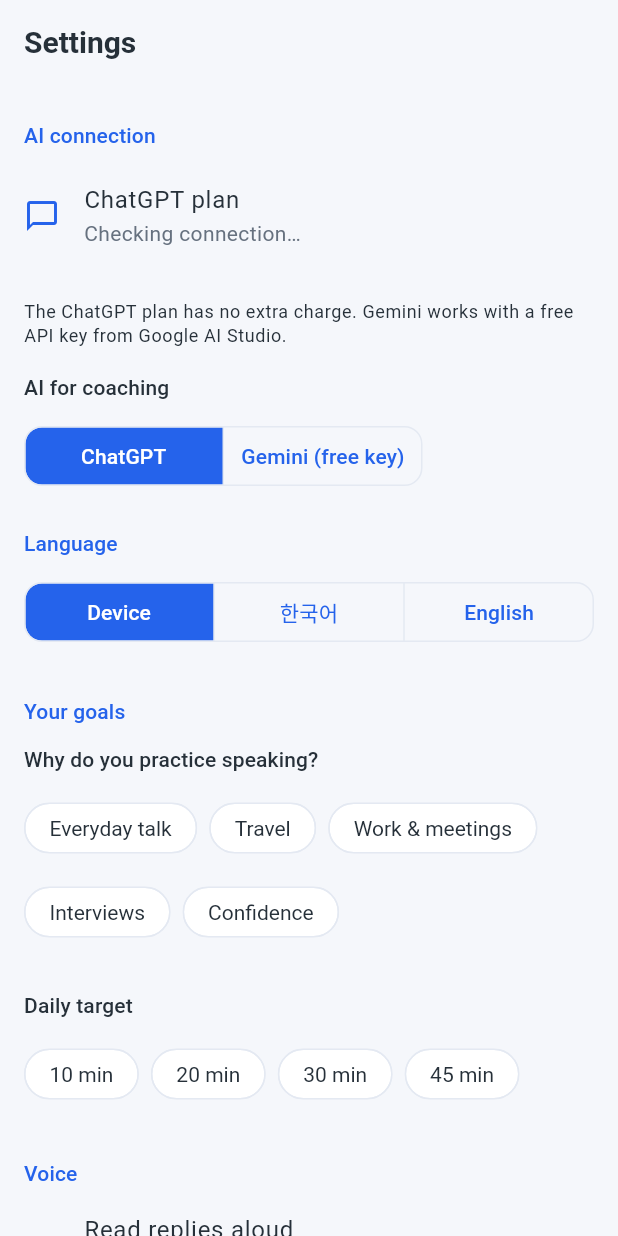
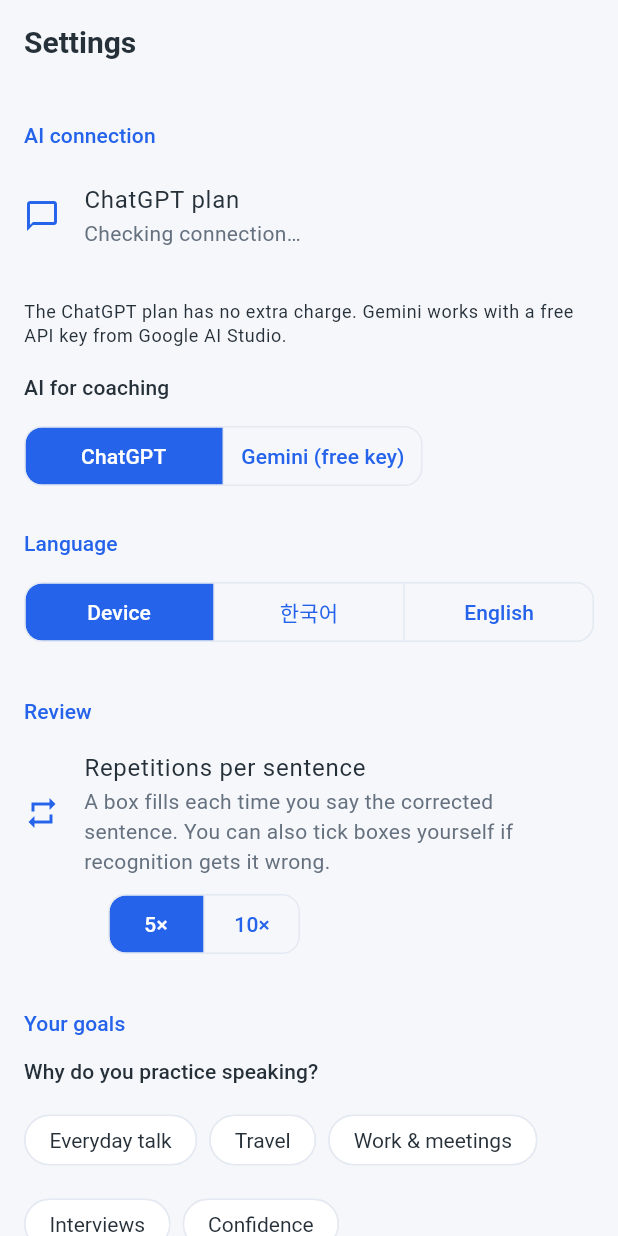
Before and after one commit to leejaegyung/eng-talk-, a Flutter app: the SettingsScreen screen opened by its route, on a phone screen of 412 x 824 dp. Run offline on Flutter 3.47's test engine with Material 3 defaults, Android fonts, the phone set to English and light mode, and no system bars; our stand-ins replace audioplayers, drift, drift_flutter, flutter_riverpod, flutter_secure_storage, flutter_tts and 4 more; missing offline and left inert: dart:js_interop, fetch_client, file_selector, record; accounts and stored records are empty; generated files the repository leaves out were written again.

Commit message:
feat: repeat each review sentence 5 or 10 times with check boxes
Co-Authored-By: Claude Opus 5.5 <noreply@anthropic.com>

```diff
--- a/apps/flutter_app/lib/app/l10n/app_en.arb
+++ b/apps/flutter_app/lib/app/l10n/app_en.arb
@@ -341,5 +341,12 @@
   "resultWordOrderNote": "Sentences with the wrong order come back in review to say in the right order. Tense and pronunciation aren't judged here.",
   "reviewKindWordOrder": "Word order",
   "practiceMatched": "You said it as corrected",
-  "practiceDiffers": "A little different. Look at the corrected sentence and try again?"
+  "practiceDiffers": "A little different. Look at the corrected sentence and try again?",
+  "settingsReviewSection": "Review",
+  "settingsReviewRepeats": "Repetitions per sentence",
+  "settingsReviewRepeatsNote": "A box fills each time you say the corrected sentence. You can also tick boxes yourself if recognition gets it wrong.",
+  "settingsRepeatTimes": "{count}×",
+  "reviewRepeatProgress": "Repeated {done}/{total}",
+  "reviewRepeatDone": "All repetitions done!",
+  "reviewRepeatBox": "Repetition {n}"
 }
--- a/apps/flutter_app/lib/app/l10n/gen/app_localizations.dart
+++ b/apps/flutter_app/lib/app/l10n/gen/app_localizations.dart
@@ -2149,6 +2149,48 @@ abstract class AppLocalizations {
   /// In ko, this message translates to:
   /// **'조금 달라요. 교정된 문장을 보고 다시 말해볼까요?'**
   String get practiceDiffers;
+
+  /// No description provided for @settingsReviewSection.
+  ///
+  /// In ko, this message translates to:
+  /// **'복습'**
+  String get settingsReviewSection;
+
+  /// No description provided for @settingsReviewRepeats.
+  ///
+  /// In ko, this message translates to:
+  /// **'문장마다 반복 횟수'**
+  String get settingsReviewRepeats;
+
+  /// No description provided for @settingsReviewRepeatsNote.
+  ///
+  /// In ko, this message translates to:
+  /// **'교정된 문장을 말한 횟수만큼 체크 박스가 채워져요. 인식이 틀려도 직접 눌러 체크할 수 있어요.'**
+  String get settingsReviewRepeatsNote;
+
+  /// No description provided for @settingsRepeatTimes.
+  ///
+  /// In ko, this message translates to:
+  /// **'{count}회'**
+  String settingsRepeatTimes(int count);
+
+  /// No description provided for @reviewRepeatProgress.
+  ///
+  /// In ko, this message translates to:
+  /// **'반복 {done}/{total}'**
+  String reviewRepeatProgress(int done, int total);
+
+  /// No description provided for @reviewRepeatDone.
+  ///
+  /// In ko, this message translates to:
+  /// **'반복 완료!'**
+  String get reviewRepeatDone;
+
+  /// No description provided for @reviewRepeatBox.
+  ///
+  /// In ko, this message translates to:
+  /// **'{n}번째 반복'**
+  String reviewRepeatBox(int n);
 }
 
 class _AppLocalizationsDelegate
--- a/apps/flutter_app/lib/domain/sessions/export.dart
+++ b/apps/flutter_app/lib/domain/sessions/export.dart
@@ -16,6 +16,7 @@ const backupSettingKeys = [
   'learner.level',
   'learner.goal',
   'learner.daily_minutes',
+  'review.repeats',
   'voice.speak_replies',
   'voice.hands_free',
   'voice.confirm_speech',
--- a/apps/flutter_app/lib/domain/settings/settings_store.dart
+++ b/apps/flutter_app/lib/domain/settings/settings_store.dart
@@ -29,6 +29,10 @@ abstract final class SettingKeys {
   /// [LearnerLevel] name; unset until the placement assessment (slice D).
   static const learnerLevel = 'learner.level';
 
+  /// Times each review sentence is repeated: one of [reviewRepeatOptions]
+  /// (unset = the first).
+  static const reviewRepeats = 'review.repeats';
+
   /// [AiChoice] name; unset = ChatGPT.
   static const aiProvider = 'ai.provider';
 
@@ -38,3 +42,5 @@ abstract final class SettingKeys {
   /// Daily practice target in minutes; unset = no target.
   static const dailyGoalMinutes = 'learner.daily_minutes';
 }
+
+const reviewRepeatOptions = [5, 10];
--- a/apps/flutter_app/lib/features/settings/settings_controller.dart
+++ b/apps/flutter_app/lib/features/settings/settings_controller.dart
@@ -25,6 +25,7 @@ final class SettingsState {
     this.handsFree = true,
     this.confirmSpeech = false,
     this.autoBargeIn = false,
+    this.reviewRepeats = 5,
     this.exportedTo,
     this.cleared = false,
     this.errorCount = 0,
@@ -43,6 +44,7 @@ final class SettingsState {
   final bool handsFree;
   final bool confirmSpeech;
   final bool autoBargeIn;
+  final int reviewRepeats;
 
   /// Where the last export was saved.
   final String? exportedTo;
@@ -66,6 +68,7 @@ final class SettingsState {
     bool? handsFree,
     bool? confirmSpeech,
     bool? autoBargeIn,
+    int? reviewRepeats,
     String? exportedTo,
     bool? cleared,
     int? errorCount,
@@ -82,6 +85,7 @@ final class SettingsState {
     handsFree: handsFree ?? this.handsFree,
     confirmSpeech: confirmSpeech ?? this.confirmSpeech,
     autoBargeIn: autoBargeIn ?? this.autoBargeIn,
+    reviewRepeats: reviewRepeats ?? this.reviewRepeats,
     exportedTo: exportedTo ?? this.exportedTo,
     cleared: cleared ?? this.cleared,
     errorCount: errorCount ?? this.errorCount,
@@ -117,6 +121,9 @@ class SettingsController extends Notifier<SettingsState> {
     final handsFree = await _store.read(SettingKeys.handsFree) != 'false';
     final confirm = await _store.read(SettingKeys.confirmSpeech) == 'true';
     final bargeIn = await _store.read(SettingKeys.autoBargeIn) == 'true';
+    final repeats = int.tryParse(
+      await _store.read(SettingKeys.reviewRepeats) ?? '',
+    );
     final signedIn = await _account.isSignedIn();
     final errors = (await ref.read(errorJournalProvider).entries()).length;
     if (!ref.mounted) return;
@@ -126,6 +133,9 @@ class SettingsController extends Notifier<SettingsState> {
       handsFree: handsFree,
       confirmSpeech: confirm,
       autoBargeIn: bargeIn,
+      reviewRepeats: reviewRepeatOptions.contains(repeats)
+          ? repeats
+          : reviewRepeatOptions.first,
       errorCount: errors,
     );
     if (signedIn) await checkConnection();
@@ -250,6 +260,11 @@ class SettingsController extends Notifier<SettingsState> {
     await _store.write(SettingKeys.handsFree, '$on');
   }
 
+  Future<void> setReviewRepeats(int n) async {
+    state = state.copyWith(reviewRepeats: n);
+    await _store.write(SettingKeys.reviewRepeats, '$n');
+  }
+
   Future<void> setAutoBargeIn(bool on) async {
     state = state.copyWith(autoBargeIn: on);
     await _store.write(SettingKeys.autoBargeIn, '$on');
--- a/apps/flutter_app/lib/features/settings/settings_screen.dart
+++ b/apps/flutter_app/lib/features/settings/settings_screen.dart
@@ -2,6 +2,7 @@ import 'package:flutter/material.dart';
 import 'package:flutter_riverpod/flutter_riverpod.dart';
 
 import '../../app/l10n/gen/app_localizations.dart';
+import '../../domain/settings/settings_store.dart';
 import '../common/failure_text.dart';
 import '../common/goal_picker.dart';
 import '../common/language_picker.dart';
@@ -100,6 +101,30 @@ class SettingsScreen extends ConsumerWidget {
               const Padding(
                 padding: EdgeInsets.fromLTRB(16, 4, 16, 8),
                 child: LanguagePicker(),
+              ),
+              section(l10n.settingsReviewSection),
+              ListTile(
+                leading: const Icon(Icons.repeat),
+                title: Text(l10n.settingsReviewRepeats),
+                subtitle: Text(l10n.settingsReviewRepeatsNote),
+              ),
+              Padding(
+                padding: const EdgeInsets.fromLTRB(72, 0, 16, 8),
+                child: Align(
+                  alignment: Alignment.centerLeft,
+                  child: SegmentedButton<int>(
+                    segments: [
+                      for (final n in reviewRepeatOptions)
+                        ButtonSegment(
+                          value: n,
+                          label: Text(l10n.settingsRepeatTimes(n)),
+                        ),
+                    ],
+                    selected: {s.reviewRepeats},
+                    showSelectedIcon: false,
+                    onSelectionChanged: (v) => ctrl.setReviewRepeats(v.single),
+                  ),
+                ),
               ),
               section(l10n.goalsTitle),
               const Padding(
```
Also changed, not shown: apps/flutter_app/lib/app/l10n/app_ko.arb (+32 -1 lines), apps/flutter_app/lib/app/l10n/gen/app_localizations_en.dart (+28 -0 lines), apps/flutter_app/lib/app/l10n/gen/app_localizations_ko.dart (+28 -0 lines), apps/flutter_app/lib/features/review/review_controller.dart (+48 -1 lines), apps/flutter_app/lib/features/review/review_screen.dart (+46 -0 lines), 2 other files.
